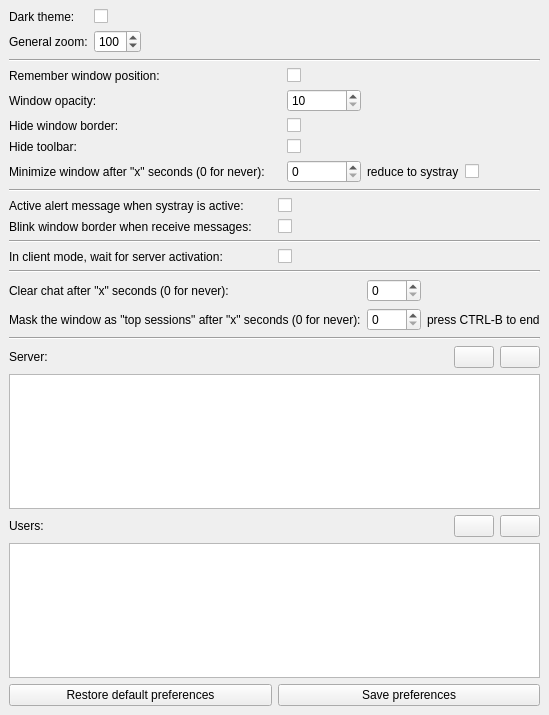
Qt form source/qtdesigner/preferences_ui.ui (MValaguz/Echo) before a commit.
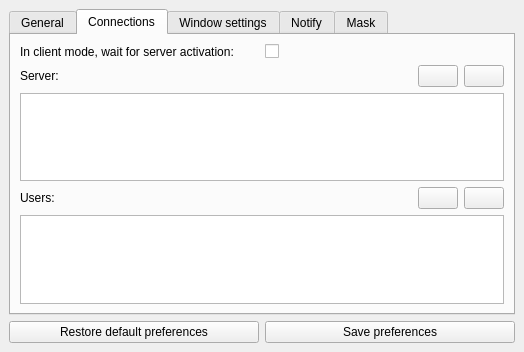
The same form after that commit. The open tabs and pages were chosen to show the change. Icons and pictures are not drawn.

Patch:
```diff
--- a/source/qtdesigner/preferences_ui.ui
+++ b/source/qtdesigner/preferences_ui.ui
@@ -6,8 +6,8 @@
    <rect>
     <x>0</x>
     <y>0</y>
-    <width>481</width>
-    <height>715</height>
+    <width>515</width>
+    <height>352</height>
    </rect>
   </property>
   <property name="windowTitle">
@@ -18,19 +18,67 @@
     <normaloff>:/icons/icons/gears.png</normaloff>:/icons/icons/gears.png</iconset>
   </property>
   <widget class="QWidget" name="centralwidget">
-   <layout class="QGridLayout" name="gridLayout_7">
+   <layout class="QGridLayout" name="gridLayout_4">
+    <item row="1" column="0">
+     <layout class="QHBoxLayout" name="horizontalLayout">
+      <item>
+       <widget class="QPushButton" name="b_restore">
+        <property name="text">
+         <string>Restore default preferences</string>
+        </property>
+        <property name="icon">
+         <iconset resource="resource.qrc">
+          <normaloff>:/icons/icons/undo.png</normaloff>:/icons/icons/undo.png</iconset>
+        </property>
+       </widget>
+      </item>
+      <item>
+       <widget class="QPushButton" name="b_save">
+        <property name="text">
+         <string>Save preferences</string>
+        </property>
+        <property name="icon">
+         <iconset resource="resource.qrc">
+          <normaloff>:/icons/icons/disk.png</normaloff>:/icons/icons/disk.png</iconset>
+        </property>
+       </widget>
+      </item>
+     </layout>
+    </item>
     <item row="0" column="0">
-     <layout class="QGridLayout" name="gridLayout_6">
+     <widget class="QTabWidget" name="tabWidget">
+      <property name="currentIndex">
+       <number>0</number>
+      </property>
+      <widget class="QWidget" name="tab_1">
+       <attribute name="title">
+        <string>General</string>
+       </attribute>
+       <layout class="QGridLayout" name="gridLayout_5">
       <item row="0" column="0">
        <layout class="QGridLayout" name="gridLayout">
-        <item row="0" column="2">
+          <item row="3" column="0" colspan="2">
+           <widget class="QLabel" name="label_8">
+            <property name="text">
+             <string>Clear chat after &quot;x&quot; seconds (0 for never): </string>
+            </property>
+           </widget>
+          </item>
+          <item row="1" column="2">
          <widget class="QCheckBox" name="e_dark_theme">
           <property name="text">
            <string/>
           </property>
          </widget>
         </item>
-        <item row="1" column="2">
+          <item row="3" column="2">
+           <widget class="QSpinBox" name="e_clear_chat_timer">
+            <property name="maximum">
+             <number>9999</number>
+            </property>
+           </widget>
+          </item>
+          <item row="2" column="2">
          <widget class="QSpinBox" name="e_general_zoom">
           <property name="minimum">
            <number>10</number>
@@ -46,14 +94,14 @@
           </property>
          </widget>
         </item>
-        <item row="1" column="0">
+          <item row="2" column="0">
          <widget class="QLabel" name="label_11">
           <property name="text">
            <string>General zoom:</string>
           </property>
          </widget>
         </item>
-        <item row="0" column="0">
+          <item row="1" column="0">
          <widget class="QLabel" name="label_2">
           <property name="text">
            <string>Dark theme:</string>
@@ -63,7 +111,23 @@
           </property>
          </widget>
         </item>
-        <item row="1" column="3">
+          <item row="0" column="0">
+           <widget class="QLabel" name="label_18">
+            <property name="text">
+             <string>Start in mask mode:</string>
+            </property>
+           </widget>
+          </item>
+          <item row="0" column="2">
+           <widget class="QCheckBox" name="e_start_in_mask_mode">
+            <property name="text">
+             <string/>
+            </property>
+           </widget>
+          </item>
+         </layout>
+        </item>
+        <item row="0" column="1">
          <spacer name="horizontalSpacer_3">
           <property name="orientation">
            <enum>Qt::Horizontal</enum>
@@ -77,17 +141,175 @@
          </spacer>
         </item>
        </layout>
-      </item>
-      <item row="1" column="0">
-       <widget class="Line" name="line">
+      </widget>
+      <widget class="QWidget" name="tab_2">
+       <attribute name="title">
+        <string>Connections</string>
+       </attribute>
+       <layout class="QGridLayout" name="gridLayout_6">
+        <item row="0" column="0">
+         <widget class="QLabel" name="label_5">
+          <property name="text">
+           <string>In client mode, wait for server activation:</string>
+          </property>
+         </widget>
+        </item>
+        <item row="0" column="1">
+         <widget class="QCheckBox" name="e_loop_when_connect">
+          <property name="text">
+           <string/>
+          </property>
+         </widget>
+        </item>
+        <item row="1" column="0" colspan="2">
+         <layout class="QVBoxLayout" name="verticalLayout">
+          <item>
+           <layout class="QHBoxLayout" name="horizontalLayout_2">
+            <item>
+             <widget class="QLabel" name="label_13">
+              <property name="text">
+               <string>Server:</string>
+              </property>
+              <property name="buddy">
+               <cstring>o_server</cstring>
+              </property>
+             </widget>
+            </item>
+            <item>
+             <spacer name="horizontalSpacer">
         <property name="orientation">
          <enum>Qt::Horizontal</enum>
         </property>
-       </widget>
-      </item>
-      <item row="2" column="0">
+              <property name="sizeHint" stdset="0">
+               <size>
+                <width>40</width>
+                <height>20</height>
+               </size>
+              </property>
+             </spacer>
+            </item>
+            <item>
+             <widget class="QPushButton" name="b_server_add">
+              <property name="toolTip">
+               <string>Add a server</string>
+              </property>
+              <property name="text">
+               <string/>
+              </property>
+              <property name="icon">
+               <iconset resource="resource.qrc">
+                <normaloff>:/icons/icons/add.png</normaloff>:/icons/icons/add.png</iconset>
+              </property>
+             </widget>
+            </item>
+            <item>
+             <widget class="QPushButton" name="b_server_remove">
+              <property name="toolTip">
+               <string>Remove selected server</string>
+              </property>
+              <property name="text">
+               <string/>
+              </property>
+              <property name="icon">
+               <iconset resource="resource.qrc">
+                <normaloff>:/icons/icons/failed.png</normaloff>:/icons/icons/failed.png</iconset>
+              </property>
+             </widget>
+            </item>
+           </layout>
+          </item>
+          <item>
+           <widget class="QTableWidget" name="o_server">
+            <property name="selectionMode">
+             <enum>QAbstractItemView::SingleSelection</enum>
+            </property>
+           </widget>
+          </item>
+         </layout>
+        </item>
+        <item row="2" column="0" colspan="2">
+         <layout class="QVBoxLayout" name="verticalLayout_2">
+          <item>
+           <layout class="QHBoxLayout" name="horizontalLayout_3">
+            <item>
+             <widget class="QLabel" name="label_14">
+              <property name="text">
+               <string>Users:</string>
+              </property>
+              <property name="buddy">
+               <cstring>o_users</cstring>
+              </property>
+             </widget>
+            </item>
+            <item>
+             <spacer name="horizontalSpacer_2">
+              <property name="orientation">
+               <enum>Qt::Horizontal</enum>
+              </property>
+              <property name="sizeHint" stdset="0">
+               <size>
+                <width>40</width>
+                <height>20</height>
+               </size>
+              </property>
+             </spacer>
+            </item>
+            <item>
+             <widget class="QPushButton" name="b_user_add">
+              <property name="toolTip">
+               <string>Add user</string>
+              </property>
+              <property name="text">
+               <string/>
+              </property>
+              <property name="icon">
+               <iconset resource="resource.qrc">
+                <normaloff>:/icons/icons/add.png</normaloff>:/icons/icons/add.png</iconset>
+              </property>
+             </widget>
+            </item>
+            <item>
+             <widget class="QPushButton" name="b_user_remove">
+              <property name="toolTip">
+               <string>Remove selected user</string>
+              </property>
+              <property name="text">
+               <string/>
+              </property>
+              <property name="icon">
+               <iconset resource="resource.qrc">
+                <normaloff>:/icons/icons/failed.png</normaloff>:/icons/icons/failed.png</iconset>
+              </property>
+             </widget>
+            </item>
+           </layout>
+          </item>
+          <item>
+           <widget class="QTableWidget" name="o_users">
+            <property name="selectionMode">
+             <enum>QAbstractItemView::SingleSelection</enum>
+            </property>
+           </widget>
+          </item>
+         </layout>
+        </item>
+       </layout>
+      </widget>
+      <widget class="QWidget" name="tab_3">
+       <attribute name="title">
+        <string>Window settings</string>
+       </attribute>
+       <layout class="QGridLayout" name="gridLayout_7">
+        <item row="0" column="0">
        <layout class="QGridLayout" name="gridLayout_2">
-        <item row="0" column="0" colspan="2">
+          <item row="4" column="0">
+           <widget class="QLabel" name="label_9">
+            <property name="text">
+             <string>Minimize window after &quot;x&quot; seconds (0 for never):</string>
+            </property>
+           </widget>
+          </item>
+          <item row="0" column="0">
          <widget class="QLabel" name="label_10">
           <property name="text">
            <string>Remember window position:</string>
@@ -97,37 +319,6 @@
           </property>
          </widget>
         </item>
-        <item row="1" column="0">
-         <widget class="QLabel" name="label_7">
-          <property name="text">
-           <string>Window opacity:</string>
-          </property>
-         </widget>
-        </item>
-        <item row="5" column="3">
-         <widget class="QSpinBox" name="e_minimize_window_timer">
-          <property name="maximum">
-           <number>9999</number>
-          </property>
-         </widget>
-        </item>
-        <item row="3" column="0">
-         <widget class="QLabel" name="label_4">
-          <property name="text">
-           <string>Hide toolbar:</string>
-          </property>
-          <property name="buddy">
-           <cstring>e_hide_toolbar</cstring>
-          </property>
-         </widget>
-        </item>
-        <item row="5" column="0" colspan="3">
-         <widget class="QLabel" name="label_9">
-          <property name="text">
-           <string>Minimize window after &quot;x&quot; seconds (0 for never):</string>
-          </property>
-         </widget>
-        </item>
         <item row="2" column="0">
          <widget class="QLabel" name="label">
           <property name="text">
@@ -138,17 +329,17 @@
           </property>
          </widget>
         </item>
-        <item row="0" column="3">
+          <item row="0" column="1">
          <widget class="QCheckBox" name="e_remember_window_pos"/>
         </item>
-        <item row="3" column="3">
-         <widget class="QCheckBox" name="e_hide_toolbar">
+          <item row="1" column="0">
+           <widget class="QLabel" name="label_7">
           <property name="text">
-           <string/>
+             <string>Window opacity:</string>
           </property>
          </widget>
         </item>
-        <item row="1" column="3">
+          <item row="1" column="1">
          <widget class="QSpinBox" name="e_opacity">
           <property name="minimum">
            <number>10</number>
@@ -161,21 +352,45 @@
           </property>
          </widget>
         </item>
-        <item row="2" column="3">
+          <item row="2" column="1">
          <widget class="QCheckBox" name="e_hide_window_border">
           <property name="text">
            <string/>
           </property>
          </widget>
         </item>
-        <item row="5" column="4">
+          <item row="3" column="0">
+           <widget class="QLabel" name="label_4">
+            <property name="text">
+             <string>Hide toolbar:</string>
+            </property>
+            <property name="buddy">
+             <cstring>e_hide_toolbar</cstring>
+            </property>
+           </widget>
+          </item>
+          <item row="3" column="1">
+           <widget class="QCheckBox" name="e_hide_toolbar">
+            <property name="text">
+             <string/>
+            </property>
+           </widget>
+          </item>
+          <item row="4" column="1">
+           <widget class="QSpinBox" name="e_minimize_window_timer">
+            <property name="maximum">
+             <number>9999</number>
+            </property>
+           </widget>
+          </item>
+          <item row="4" column="2">
          <widget class="QLabel" name="label_12">
           <property name="text">
            <string>reduce to systray</string>
           </property>
          </widget>
         </item>
-        <item row="5" column="5">
+          <item row="4" column="3">
          <widget class="QCheckBox" name="e_minimize_window_to_systray">
           <property name="text">
            <string/>
@@ -184,16 +399,16 @@
         </item>
        </layout>
       </item>
-      <item row="3" column="0">
-       <widget class="Line" name="line_2">
-        <property name="orientation">
-         <enum>Qt::Horizontal</enum>
-        </property>
-       </widget>
-      </item>
-      <item row="4" column="0">
+       </layout>
+      </widget>
+      <widget class="QWidget" name="tab_4">
+       <attribute name="title">
+        <string>Notify</string>
+       </attribute>
+       <layout class="QGridLayout" name="gridLayout_8">
+        <item row="0" column="0">
        <layout class="QGridLayout" name="gridLayout_3">
-        <item row="0" column="0">
+          <item row="1" column="0">
          <widget class="QLabel" name="label_3">
           <property name="text">
            <string>Active alert message when systray is active:</string>
@@ -203,14 +418,21 @@
           </property>
          </widget>
         </item>
-        <item row="0" column="1">
+          <item row="2" column="2">
+           <widget class="QCheckBox" name="e_default_splash">
+            <property name="text">
+             <string/>
+            </property>
+           </widget>
+          </item>
+          <item row="1" column="2">
          <widget class="QCheckBox" name="e_message_systray">
           <property name="text">
            <string/>
           </property>
          </widget>
         </item>
-        <item row="1" column="0">
+          <item row="2" column="0">
          <widget class="QLabel" name="label_6">
           <property name="text">
            <string>Blink window border when receive messages:</string>
@@ -220,87 +442,28 @@
           </property>
          </widget>
         </item>
-        <item row="1" column="1">
-         <widget class="QCheckBox" name="e_default_splash">
-          <property name="text">
-           <string/>
-          </property>
-         </widget>
-        </item>
-       </layout>
-      </item>
-      <item row="5" column="0">
-       <widget class="Line" name="line_3">
-        <property name="orientation">
-         <enum>Qt::Horizontal</enum>
-        </property>
-       </widget>
-      </item>
-      <item row="6" column="0">
-       <layout class="QGridLayout" name="gridLayout_4">
+         </layout>
+        </item>
+       </layout>
+      </widget>
+      <widget class="QWidget" name="tab_5">
+       <attribute name="title">
+        <string>Mask</string>
+       </attribute>
+       <layout class="QGridLayout" name="gridLayout_9">
         <item row="0" column="0">
-         <widget class="QLabel" name="label_5">
-          <property name="text">
-           <string>In client mode, wait for server activation:</string>
-          </property>
-         </widget>
-        </item>
-        <item row="0" column="1">
-         <widget class="QCheckBox" name="e_loop_when_connect">
-          <property name="text">
-           <string/>
-          </property>
-         </widget>
-        </item>
-       </layout>
-      </item>
-      <item row="7" column="0">
-       <widget class="Line" name="line_4">
-        <property name="orientation">
-         <enum>Qt::Horizontal</enum>
-        </property>
-       </widget>
-      </item>
-      <item row="8" column="0">
-       <layout class="QGridLayout" name="gridLayout_5">
-        <item row="1" column="1">
-         <widget class="QSpinBox" name="e_mask_window_timer"/>
-        </item>
-        <item row="1" column="0">
+         <layout class="QHBoxLayout" name="horizontalLayout_4">
+          <item>
          <widget class="QLabel" name="label_15">
           <property name="text">
-           <string>Mask the window as &quot;top sessions&quot; after &quot;x&quot; seconds (0 for never):</string>
+             <string>Mask the window as &quot;post-it&quot; after &quot;x&quot; seconds (0 for never):</string>
           </property>
          </widget>
         </item>
-        <item row="0" column="0">
-         <widget class="QLabel" name="label_8">
-          <property name="text">
-           <string>Clear chat after &quot;x&quot; seconds (0 for never): </string>
-          </property>
-         </widget>
-        </item>
-        <item row="0" column="1">
-         <widget class="QSpinBox" name="e_clear_chat_timer">
-          <property name="maximum">
-           <number>9999</number>
-          </property>
-         </widget>
-        </item>
-        <item row="0" column="2">
-         <spacer name="horizontalSpacer_4">
-          <property name="orientation">
-           <enum>Qt::Horizontal</enum>
-          </property>
-          <property name="sizeHint" stdset="0">
-           <size>
-            <width>40</width>
-            <height>20</height>
-           </size>
-          </property>
-         </spacer>
-        </item>
-        <item row="1" column="2">
+          <item>
+           <widget class="QSpinBox" name="e_mask_window_timer"/>
+          </item>
+          <item>
          <widget class="QLabel" name="label_16">
           <property name="text">
            <string>press CTRL-B to end</string>
@@ -309,172 +472,27 @@
         </item>
        </layout>
       </item>
-      <item row="9" column="0">
-       <widget class="Line" name="line_5">
-        <property name="orientation">
-         <enum>Qt::Horizontal</enum>
-        </property>
-       </widget>
-      </item>
-     </layout>
-    </item>
     <item row="1" column="0">
-     <layout class="QVBoxLayout" name="verticalLayout">
-      <item>
-       <layout class="QHBoxLayout" name="horizontalLayout">
-        <item>
-         <widget class="QLabel" name="label_13">
+         <widget class="QLabel" name="label_17">
           <property name="text">
-           <string>Server:</string>
+           <string>Message on window mask modality (html format):</string>
           </property>
-          <property name="buddy">
-           <cstring>o_server</cstring>
-          </property>
          </widget>
-        </item>
-        <item>
-         <spacer name="horizontalSpacer">
-          <property name="orientation">
-           <enum>Qt::Horizontal</enum>
-          </property>
-          <property name="sizeHint" stdset="0">
-           <size>
-            <width>40</width>
-            <height>20</height>
-           </size>
-          </property>
-         </spacer>
-        </item>
-        <item>
-         <widget class="QPushButton" name="b_server_add">
-          <property name="toolTip">
-           <string>Add a server</string>
-          </property>
-          <property name="text">
-           <string/>
-          </property>
-          <property name="icon">
-           <iconset resource="resource.qrc">
-            <normaloff>:/icons/icons/add.png</normaloff>:/icons/icons/add.png</iconset>
-          </property>
-         </widget>
-        </item>
-        <item>
-         <widget class="QPushButton" name="b_server_remove">
-          <property name="toolTip">
-           <string>Remove selected server</string>
-          </property>
-          <property name="text">
-           <string/>
-          </property>
-          <property name="icon">
-           <iconset resource="resource.qrc">
-            <normaloff>:/icons/icons/failed.png</normaloff>:/icons/icons/failed.png</iconset>
-          </property>
-         </widget>
-        </item>
-       </layout>
-      </item>
-      <item>
-       <widget class="QTableWidget" name="o_server">
-        <property name="selectionMode">
-         <enum>QAbstractItemView::SingleSelection</enum>
-        </property>
-       </widget>
-      </item>
-     </layout>
     </item>
     <item row="2" column="0">
-     <layout class="QVBoxLayout" name="verticalLayout_2">
-      <item>
-       <layout class="QHBoxLayout" name="horizontalLayout_2">
-        <item>
-         <widget class="QLabel" name="label_14">
-          <property name="text">
-           <string>Users:</string>
+         <widget class="QTextEdit" name="e_mask_window_message">
+          <property name="html">
+           <string>&lt;!DOCTYPE HTML PUBLIC &quot;-//W3C//DTD HTML 4.0//EN&quot; &quot;http://www.w3.org/TR/REC-html40/strict.dtd&quot;&gt;
+&lt;html&gt;&lt;head&gt;&lt;meta name=&quot;qrichtext&quot; content=&quot;1&quot; /&gt;&lt;style type=&quot;text/css&quot;&gt;
+p, li { white-space: pre-wrap; }
+&lt;/style&gt;&lt;/head&gt;&lt;body style=&quot; font-family:'MS Shell Dlg 2'; font-size:8.25pt; font-weight:400; font-style:normal;&quot;&gt;
+&lt;p style=&quot;-qt-paragraph-type:empty; margin-top:0px; margin-bottom:0px; margin-left:0px; margin-right:0px; -qt-block-indent:0; text-indent:0px;&quot;&gt;&lt;br /&gt;&lt;/p&gt;&lt;/body&gt;&lt;/html&gt;</string>
           </property>
-          <property name="buddy">
-           <cstring>o_users</cstring>
-          </property>
          </widget>
         </item>
-        <item>
-         <spacer name="horizontalSpacer_2">
-          <property name="orientation">
-           <enum>Qt::Horizontal</enum>
-          </property>
-          <property name="sizeHint" stdset="0">
-           <size>
-            <width>40</width>
-            <height>20</height>
-           </size>
-          </property>
-         </spacer>
-        </item>
-        <item>
-         <widget class="QPushButton" name="b_user_add">
-          <property name="toolTip">
-           <string>Add user</string>
-          </property>
-          <property name="text">
-           <string/>
-          </property>
-          <property name="icon">
-           <iconset resource="resource.qrc">
-            <normaloff>:/icons/icons/add.png</normaloff>:/icons/icons/add.png</iconset>
-          </property>
-         </widget>
-        </item>
-        <item>
-         <widget class="QPushButton" name="b_user_remove">
-          <property name="toolTip">
-           <string>Remove selected user</string>
-          </property>
-          <property name="text">
-           <string/>
-          </property>
-          <property name="icon">
-           <iconset resource="resource.qrc">
-            <normaloff>:/icons/icons/failed.png</normaloff>:/icons/icons/failed.png</iconset>
-          </property>
-         </widget>
-        </item>
        </layout>
-      </item>
-      <item>
-       <widget class="QTableWidget" name="o_users">
-        <property name="selectionMode">
-         <enum>QAbstractItemView::SingleSelection</enum>
-        </property>
-       </widget>
-      </item>
-     </layout>
-    </item>
-    <item row="3" column="0">
-     <layout class="QHBoxLayout" name="horizontalLayout_3">
-      <item>
-       <widget class="QPushButton" name="b_restore">
-        <property name="text">
-         <string>Restore default preferences</string>
-        </property>
-        <property name="icon">
-         <iconset resource="resource.qrc">
-          <normaloff>:/icons/icons/undo.png</normaloff>:/icons/icons/undo.png</iconset>
-        </property>
-       </widget>
-      </item>
-      <item>
-       <widget class="QPushButton" name="b_save">
-        <property name="text">
-         <string>Save preferences</string>
-        </property>
-        <property name="icon">
-         <iconset resource="resource.qrc">
-          <normaloff>:/icons/icons/disk.png</normaloff>:/icons/icons/disk.png</iconset>
-        </property>
-       </widget>
-      </item>
-     </layout>
+      </widget>
+     </widget>
     </item>
    </layout>
   </widget>
```
Left out of the diff: 21 changed lines with no effect on the pictures. Lines whose indentation alone changed are shown as unchanged.
